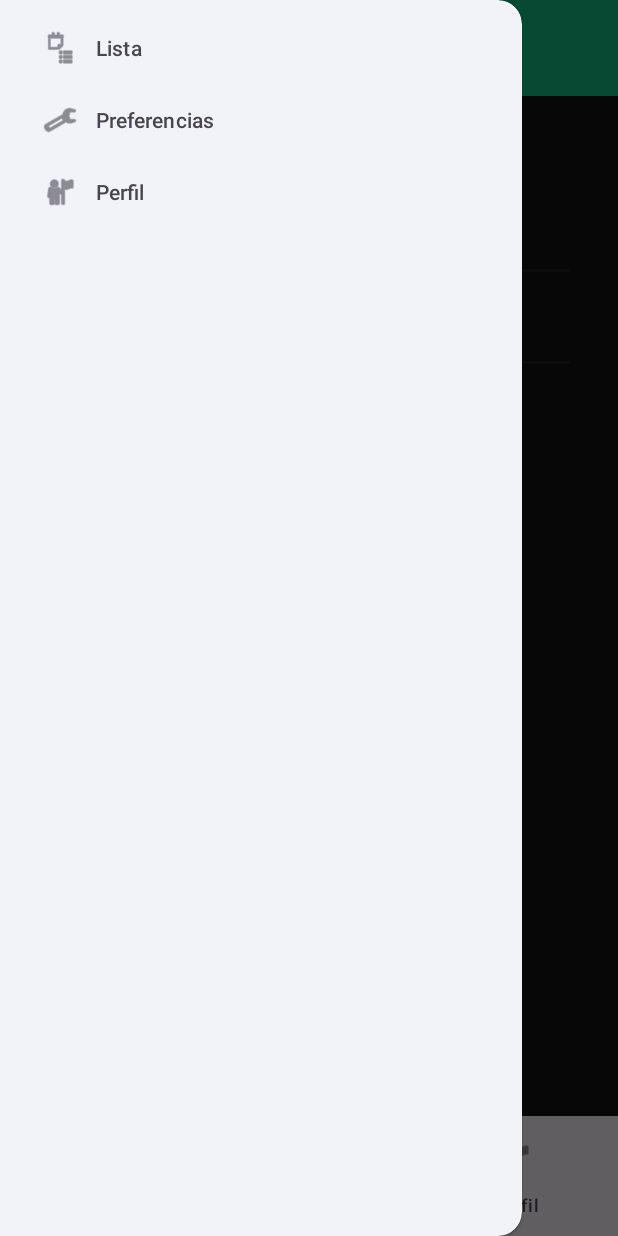
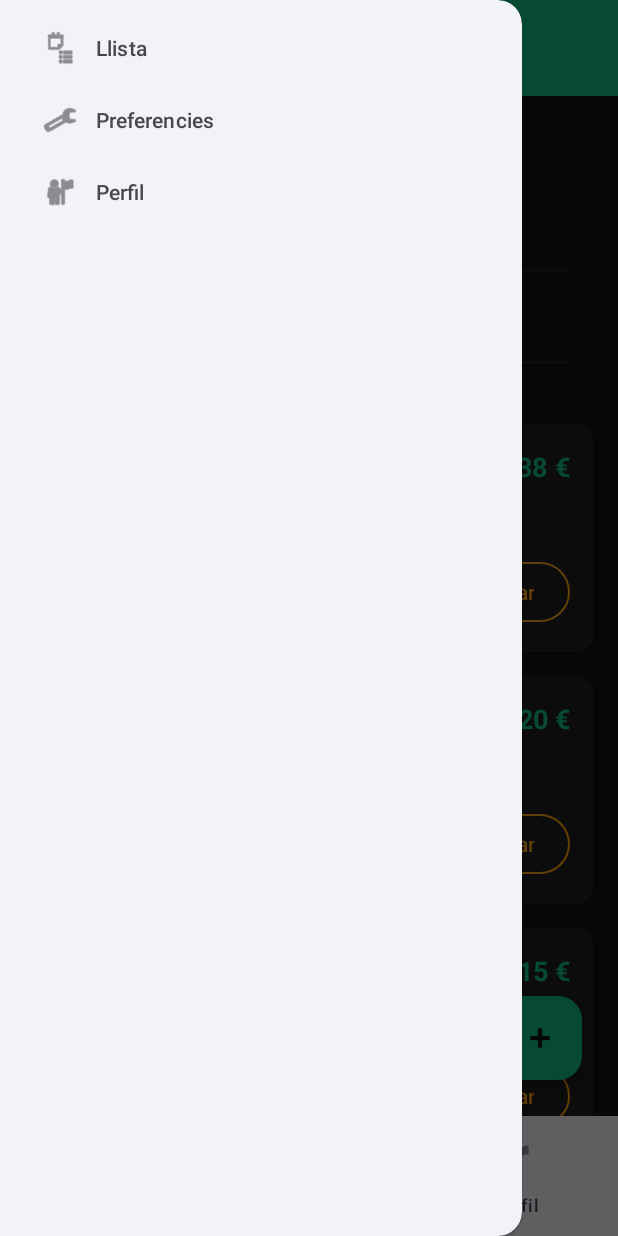
Before and after one commit to weshalor7/SuperApplicacion, an Android app: the HomeFragment screen opened directly, with no data from a screen before it, with the side drawer open, on a phone screen of 412 x 824 dp. Run offline under Robolectric (Android 15) with nearby library versions, the phone set to English and light mode, and no system bars.

Commit message:
21-11 wael

```diff
--- a/app/src/main/java/com/example/supperapplication/HomeFragment.kt
+++ b/app/src/main/java/com/example/supperapplication/HomeFragment.kt
@@ -2,12 +2,19 @@ package com.example.supperapplication
 
 import android.content.res.ColorStateList
 import android.os.Bundle
+import android.util.Log
 import android.view.LayoutInflater
 import android.view.View
 import android.view.ViewGroup
 import android.widget.Button
+import android.widget.SeekBar
+import android.widget.TextView
+import android.widget.Toast
 import androidx.core.content.ContextCompat
 import androidx.fragment.app.Fragment
+import androidx.recyclerview.widget.LinearLayoutManager
+import androidx.recyclerview.widget.RecyclerView
+import com.google.android.material.floatingactionbutton.FloatingActionButton
 
 class HomeFragment : Fragment() {
 
@@ -31,16 +38,49 @@ class HomeFragment : Fragment() {
 
         seleccionarSupermercado("Carrefour")
 
-        btnMercadona.setOnClickListener {
-            seleccionarSupermercado("Mercadona")
-        }
+        btnMercadona.setOnClickListener { seleccionarSupermercado("Mercadona") }
+        btnCarrefour.setOnClickListener { seleccionarSupermercado("Carrefour") }
+        btnLidl.setOnClickListener { seleccionarSupermercado("Lidl") }
 
-        btnCarrefour.setOnClickListener {
-            seleccionarSupermercado("Carrefour")
-        }
+        val tvProteina = view.findViewById<TextView>(R.id.tvProteina)
+        val sbProteina = view.findViewById<SeekBar>(R.id.sbProteina)
+        val tvCalorias = view.findViewById<TextView>(R.id.tvCalorias)
+        val sbCalorias = view.findViewById<SeekBar>(R.id.sbCalorias)
 
-        btnLidl.setOnClickListener {
-            seleccionarSupermercado("Lidl")
+        tvProteina.text = "Proteïna: ${sbProteina.progress} g"
+        tvCalorias.text = "Calories: ${sbCalorias.progress} Kcal"
+
+        sbProteina.setOnSeekBarChangeListener(object : SeekBar.OnSeekBarChangeListener {
+            override fun onProgressChanged(seekBar: SeekBar?, progress: Int, fromUser: Boolean) {
+                tvProteina.text = "Proteïna: $progress g"
+            }
+            override fun onStartTrackingTouch(seekBar: SeekBar?) {}
+            override fun onStopTrackingTouch(seekBar: SeekBar?) {}
+        })
+
+        sbCalorias.setOnSeekBarChangeListener(object : SeekBar.OnSeekBarChangeListener {
+            override fun onProgressChanged(seekBar: SeekBar?, progress: Int, fromUser: Boolean) {
+                tvCalorias.text = "Calories: $progress Kcal"
+            }
+            override fun onStartTrackingTouch(seekBar: SeekBar?) {}
+            override fun onStopTrackingTouch(seekBar: SeekBar?) {}
+        })
+
+        val productosDePrueba = listOf(
+            Producto("Pit de pollastre + Arròs integral", "1,38 €", "35g", "403"),
+            Producto("Salmó a la planxa + Patata", "3,20 €", "28g", "480"),
+            Producto("Iogurt proteic + Civada", "1,15 €", "20g", "250"),
+            Producto("Truita de clares + Tonyina", "1,90 €", "32g", "290")
+        )
+
+        val recyclerView = view.findViewById<RecyclerView>(R.id.rvListaProductos)
+        recyclerView.layoutManager = LinearLayoutManager(requireContext())
+        recyclerView.adapter = ProductoAdapter(productosDePrueba)
+
+        val fabAfegir = view.findViewById<FloatingActionButton>(R.id.fabAfegirProducte)
+        fabAfegir.setOnClickListener {
+            Toast.makeText(requireContext(), "Afegint un nou producte...", Toast.LENGTH_SHORT).show()
+            Log.d("MacroSuper", "Event AFEGIR polsat")
         }
     }
 
--- /dev/null
+++ b/app/src/main/java/com/example/supperapplication/Producto.kt
@@ -0,0 +1,8 @@
+package com.example.supperapplication
+
+data class Producto(
+    val nombre: String,
+    val precio: String,
+    val proteinas: String,
+    val calorias: String
+)
--- /dev/null
+++ b/app/src/main/java/com/example/supperapplication/ProductoAdapter.kt
@@ -0,0 +1,50 @@
+package com.example.supperapplication
+
+import android.util.Log
+import android.view.LayoutInflater
+import android.view.View
+import android.view.ViewGroup
+import android.widget.Button
+import android.widget.TextView
+import android.widget.Toast
+import androidx.recyclerview.widget.RecyclerView
+
+class ProductoAdapter(private val listaProductos: List<Producto>) :
+    RecyclerView.Adapter<ProductoAdapter.ProductoViewHolder>() {
+
+        class ProductoViewHolder(view: View) : RecyclerView.ViewHolder(view) {
+            val tvNombre: TextView = view.findViewById(R.id.tvNombreProducto)
+            val tvPrecio: TextView = view.findViewById(R.id.tvPrecioProducto)
+            val tvProteinas: TextView = view.findViewById(R.id.tvProteinasProducto)
+            val tvCalorias: TextView = view.findViewById(R.id.tvCaloriasProducto)
+            val btnEditar: Button = view.findViewById(R.id.btnEditarProducto)
+            val btnBorrar: Button = view.findViewById(R.id.btnBorrarProducto)
+        }
+
+    override fun onCreateViewHolder(parent: ViewGroup, viewType: Int): ProductoViewHolder {
+        val view = LayoutInflater.from(parent.context)
+            .inflate(R.layout.item_producto, parent, false)
+        return ProductoViewHolder(view)
+    }
+    override fun onBindViewHolder(holder: ProductoViewHolder, position: Int) {
+        val producto = listaProductos[position]
+
+        holder.tvNombre.text = producto.nombre
+        holder.tvPrecio.text = producto.precio
+        holder.tvProteinas.text = "Prot: ${producto.proteinas}"
+        holder.tvCalorias.text = "Kcal: ${producto.calorias}"
+
+        // Evento MODIFICAR
+        holder.btnEditar.setOnClickListener {
+            Toast.makeText(holder.itemView.context, "Modificant: ${producto.nombre}", Toast.LENGTH_SHORT).show()
+            Log.d("MacroSuper", "Event MODIFICAR en: ${producto.nombre}")
+        }
+
+        // Evento ELIMINAR
+        holder.btnBorrar.setOnClickListener {
+            Toast.makeText(holder.itemView.context, "Eliminant: ${producto.nombre}", Toast.LENGTH_SHORT).show()
+            Log.d("MacroSuper", "Event ELIMINAR en: ${producto.nombre}")
+        }
+    }
+    override fun getItemCount(): Int = listaProductos.size
+    }
--- a/app/src/main/res/layout/activity_edit_item2.xml
+++ b/app/src/main/res/layout/activity_edit_item2.xml
@@ -73,7 +73,7 @@
         android:id="@+id/btnSaveItem"
         android:layout_width="match_parent"
         android:layout_height="wrap_content"
-        android:text="Guardar Canvis"
+        android:text="Guardar canvis"
         android:textColor="@color/fons_principal"
         android:backgroundTint="@color/verde_macrosuper"
         android:minHeight="48dp"
--- a/app/src/main/res/layout/activity_home_list.xml
+++ b/app/src/main/res/layout/activity_home_list.xml
@@ -47,6 +47,7 @@
 
 
         <TextView
+            android:id="@+id/tvProteina"
             android:layout_width="wrap_content"
             android:layout_height="wrap_content"
             android:text="Proteïna (g)"
@@ -66,6 +67,7 @@
 
 
         <TextView
+            android:id="@+id/tvCalorias"
             android:layout_width="wrap_content"
             android:layout_height="wrap_content"
             android:layout_marginTop="8dp"
@@ -96,5 +98,16 @@
         app:layout_constraintTop_toBottomOf="@id/layoutSliders"
         tools:listitem="@layout/item_producto" />
 
+    <com.google.android.material.floatingactionbutton.FloatingActionButton
+        android:id="@+id/fabAfegirProducte"
+        android:layout_width="wrap_content"
+        android:layout_height="wrap_content"
+        android:layout_margin="24dp"
+        android:contentDescription="Afegir un nou producte a la llista"
+        android:src="@android:drawable/ic_input_add"
+        app:backgroundTint="@color/verde_macrosuper"
+        app:tint="@color/fondo_oscuro"
+        app:layout_constraintBottom_toBottomOf="parent"
+        app:layout_constraintEnd_toEndOf="parent" />
 
 </androidx.constraintlayout.widget.ConstraintLayout>
--- a/app/src/main/res/layout/activity_main.xml
+++ b/app/src/main/res/layout/activity_main.xml
@@ -4,7 +4,8 @@
     xmlns:tools="http://schemas.android.com/tools"
     android:id="@+id/main_drawerlayout"
     android:layout_width="match_parent"
-    android:layout_height="match_parent">
+    android:layout_height="match_parent"
+    android:fitsSystemWindows="true">
 
     <androidx.constraintlayout.widget.ConstraintLayout
         android:id="@+id/main"
--- a/app/src/main/res/layout/item_producto.xml
+++ b/app/src/main/res/layout/item_producto.xml
@@ -53,6 +53,7 @@
 
 
             <TextView
+                android:id="@+id/tvProteinasProducto"
                 android:layout_width="0dp"
                 android:layout_height="wrap_content"
                 android:layout_weight="1"
@@ -62,6 +63,7 @@
 
 
             <TextView
+                android:id="@+id/tvCaloriasProducto"
                 android:layout_width="0dp"
                 android:layout_height="wrap_content"
                 android:layout_weight="1"
--- a/app/src/main/res/menu/menu_navigation.xml
+++ b/app/src/main/res/menu/menu_navigation.xml
@@ -3,11 +3,11 @@
     <item
         android:id="@+id/nav_home"
         android:icon="@android:drawable/ic_menu_agenda"
-        android:title="Lista"/>
+        android:title="Llista"/>
     <item
         android:id="@+id/nav_preferences"
         android:icon="@android:drawable/ic_menu_preferences"
-        android:title="Preferencias"/>
+        android:title="Preferencies"/>
     <item
         android:id="@+id/nav_profile"
         android:icon="@android:drawable/ic_menu_myplaces"
```
Also changed, not shown: app/src/main/java/com/example/supperapplication/HomeListActivity.kt (+24 -8 lines), app/src/main/java/com/example/supperapplication/MainActivity.kt (+5 -5 lines), 2 other files.
